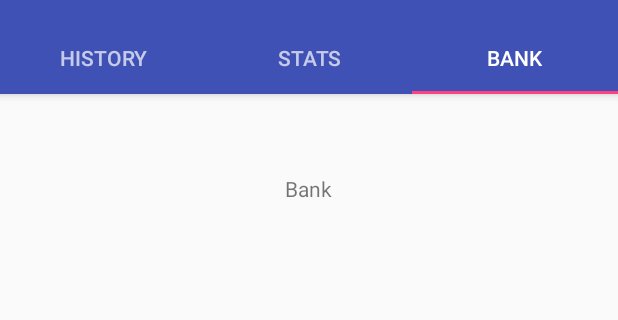
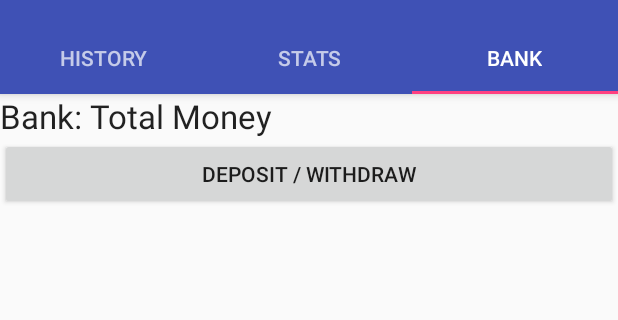
Before and after one commit to EthanYu22/Bankroll-Breakdown-Continued, an Android app: the screen it shows after launch (MainActivity), tab 3 chosen, on a phone screen of 412 x 824 dp, the part 62-382 px from its top. Run offline under Robolectric (Android 15) with nearby library versions, the phone set to English and light mode, and no system bars.

Commit message:
added bank table

```diff
--- a/PokerJournal/app/src/main/AndroidManifest.xml
+++ b/PokerJournal/app/src/main/AndroidManifest.xml
@@ -17,7 +17,8 @@
                 <category android:name="android.intent.category.LAUNCHER" />
             </intent-filter>
         </activity>
-        <activity android:name=".GameFormActivity"></activity>
+        <activity android:name=".GameFormActivity" />
+        <activity android:name=".BankFormActivity"></activity>
     </application>
 
 </manifest>
--- a/PokerJournal/app/src/main/java/com/example/ethan/pokerjournal/DatabaseHelper.java
+++ b/PokerJournal/app/src/main/java/com/example/ethan/pokerjournal/DatabaseHelper.java
@@ -43,6 +43,12 @@ public class DatabaseHelper extends SQLiteOpenHelper {
             GAMES_BUY_IN + " REAL NOT NULL," +
             GAMES_CASH_OUT + " REAL NOT NULL" +
             ")";
+    private static final String CREATE_TABLE_BANK = "CREATE TABLE " + TABLE_BANK +
+            "(" +
+            BANK_ID + " INTEGER PRIMARY KEY AUTOINCREMENT," +
+            BANK_DW + " TEXT NOT NULL," +
+            BANK_AMOUNT + " REAL NOT NULL" +
+            ")";
 
     public DatabaseHelper(Context context) {
         super(context, DATABASE_NAME, null, DATABASE_VERSION);
@@ -51,12 +57,14 @@ public class DatabaseHelper extends SQLiteOpenHelper {
     @Override
     public void onCreate(SQLiteDatabase db) {
         db.execSQL(CREATE_TABLE_GAMES);
+        db.execSQL(CREATE_TABLE_BANK);
     }
 
     @Override
     public void onUpgrade(SQLiteDatabase db, int oldVersion, int newVersion) {
         if(oldVersion != newVersion) {
             db.execSQL("DROP TABLE IF EXISTS " + TABLE_GAMES);
+            db.execSQL("DROP TABLE IF EXISTS " + TABLE_BANK);
             onCreate(db);
         }
     }
@@ -106,4 +114,7 @@ public class DatabaseHelper extends SQLiteOpenHelper {
         SQLiteDatabase db = this.getWritableDatabase();
         db.delete(TABLE_GAMES, null, null);
     }
+
+    //bank database methods
+
 }
--- a/PokerJournal/app/src/main/res/layout/bank.xml
+++ b/PokerJournal/app/src/main/res/layout/bank.xml
@@ -8,9 +8,35 @@
     <TextView
         android:layout_width="wrap_content"
         android:layout_height="wrap_content"
-        android:text="Bank"
-        android:id="@+id/textView"
+        android:textAppearance="?android:attr/textAppearanceLarge"
+        android:text="Bank: "
+        android:id="@+id/textBank"
         android:layout_alignParentTop="true"
-        android:layout_centerHorizontal="true"
-        android:layout_marginTop="53dp" />
+        android:layout_alignParentStart="true" />
+
+    <TextView
+        android:layout_width="wrap_content"
+        android:layout_height="wrap_content"
+        android:textAppearance="?android:attr/textAppearanceLarge"
+        android:text="Total Money"
+        android:id="@+id/textTotalMoney"
+        android:layout_alignParentTop="true"
+        android:layout_toEndOf="@+id/textBank" />
+
+    <Button
+        android:layout_width="wrap_content"
+        android:layout_height="wrap_content"
+        android:text="Deposit / Withdraw"
+        android:id="@+id/buttonDW"
+        android:layout_below="@+id/textBank"
+        android:layout_alignParentStart="true"
+        android:layout_alignParentEnd="true" />
+
+    <ListView
+        android:layout_width="wrap_content"
+        android:layout_height="wrap_content"
+        android:id="@+id/listBank"
+        android:layout_below="@+id/buttonDW"
+        android:layout_alignParentStart="true" />
+
 </RelativeLayout>
```
Also changed, not shown: PokerJournal/app/src/main/java/com/example/ethan/pokerjournal/Bank.java (added, +36 -0 lines), PokerJournal/app/src/main/java/com/example/ethan/pokerjournal/BankFormActivity.java (added, +13 -0 lines), PokerJournal/app/src/main/res/layout/activity_bank_form.xml (added, +56 -0 lines).
